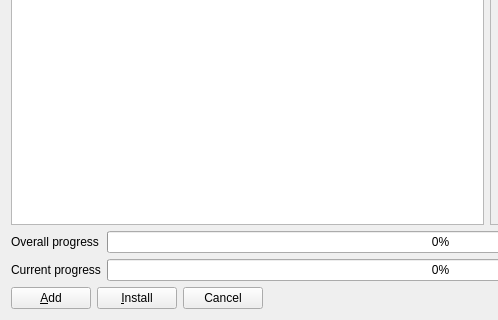
brainstream/OPL-PC-Tools, file src/GameInstallDialog.ui: the form before one commit; both pictures show x 0 to 498 and y 195 to 515 of the 785 by 515 pixel window.
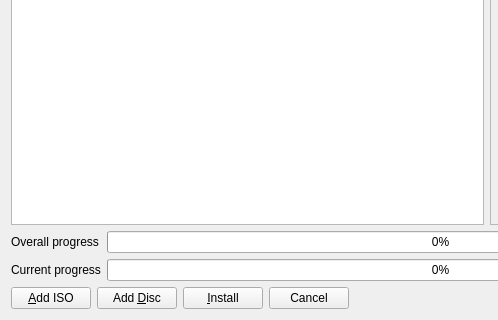
The form after the commit. Icons and pictures are not drawn.

Patch:
```diff
--- a/src/GameInstallDialog.ui
+++ b/src/GameInstallDialog.ui
@@ -261,7 +261,14 @@
      <item>
       <widget class="QPushButton" name="mp_btn_add">
        <property name="text">
-        <string>&amp;Add</string>
+        <string>&amp;Add ISO</string>
+       </property>
+      </widget>
+     </item>
+     <item>
+      <widget class="QPushButton" name="mp_btn_add_disc">
+       <property name="text">
+        <string>Add &amp;Disc</string>
        </property>
       </widget>
      </item>
```
Left out of the diff: 44 changed lines with no effect on the pictures.
